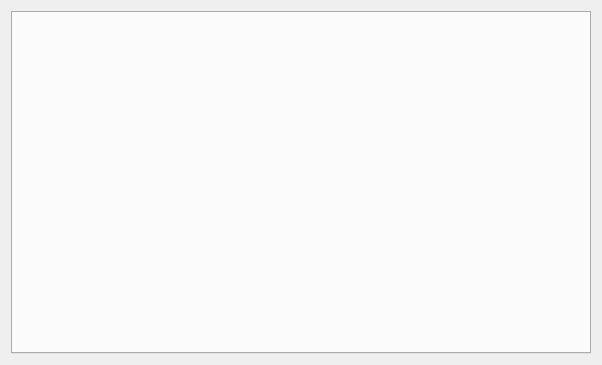
Old version of the form rave/Traffik/setupbrowser.ui in the repository pgathogo/raven.
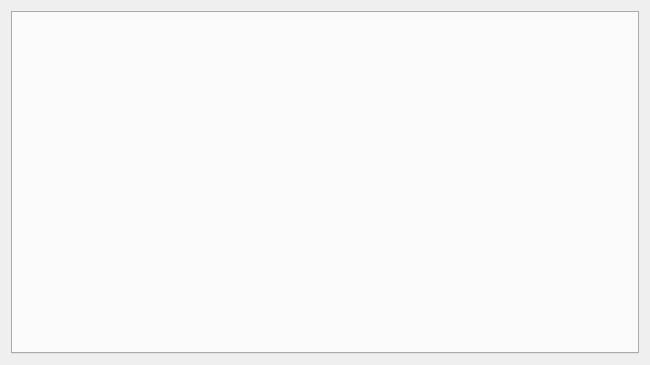
New version of the form.

What changed in the file:
```diff
--- a/rave/Traffik/setupbrowser.ui
+++ b/rave/Traffik/setupbrowser.ui
@@ -6,10 +6,22 @@
    <rect>
     <x>0</x>
     <y>0</y>
-    <width>602</width>
+    <width>650</width>
     <height>365</height>
    </rect>
   </property>
+  <property name="sizePolicy">
+   <sizepolicy hsizetype="Preferred" vsizetype="Preferred">
+    <horstretch>0</horstretch>
+    <verstretch>0</verstretch>
+   </sizepolicy>
+  </property>
+  <property name="minimumSize">
+   <size>
+    <width>650</width>
+    <height>365</height>
+   </size>
+  </property>
   <property name="windowTitle">
    <string>Dialog</string>
   </property>
```
